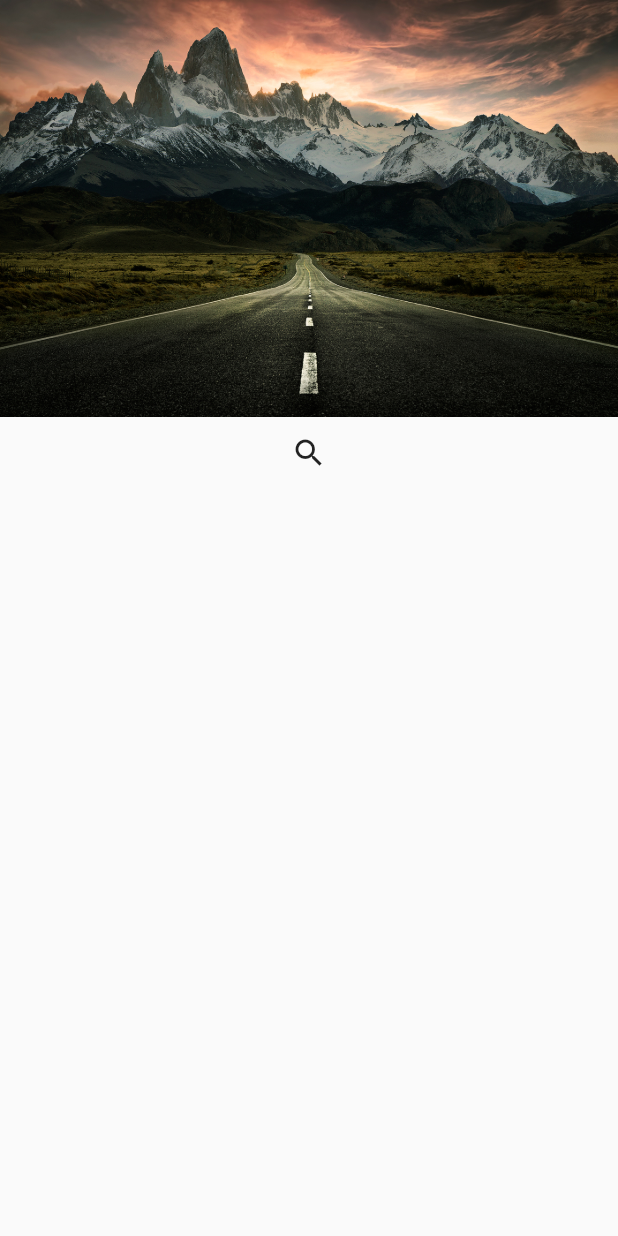
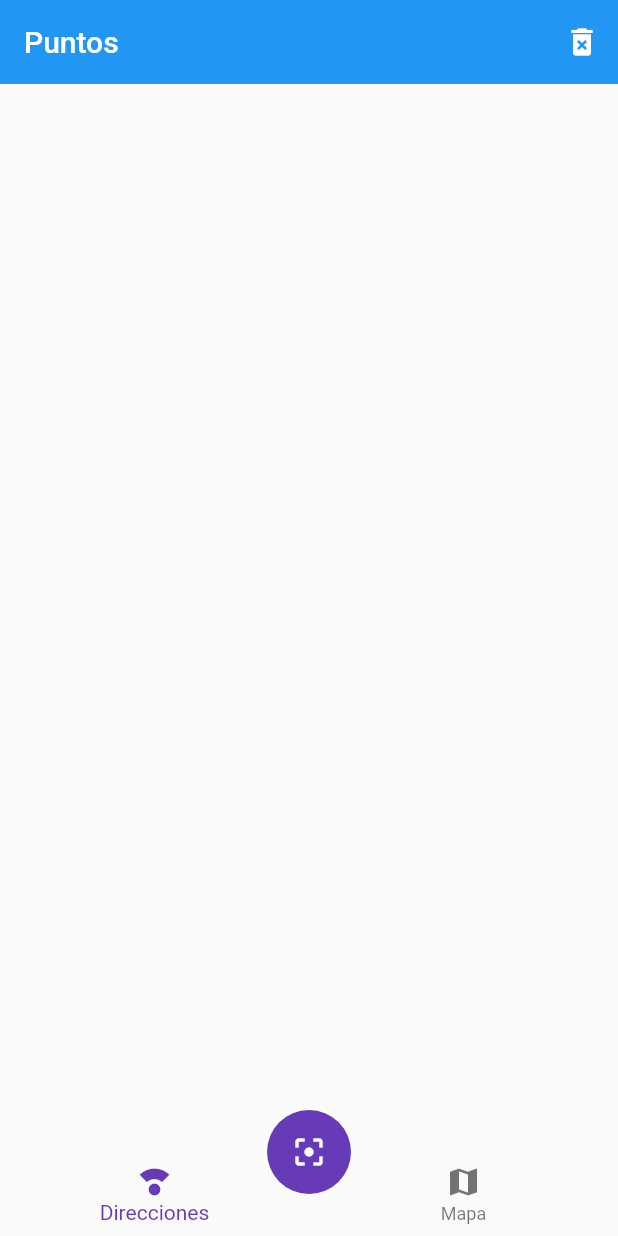
Before and after one commit to claudiomelendres/qr_reader, a Flutter app: the screen it shows after launch, on a phone screen of 412 x 824 dp. Run offline on Flutter 3.47's test engine with Material 2 defaults, Android fonts, the phone set to English and light mode, and no system bars; our stand-ins replace google_maps_flutter, sqflite; missing offline and left inert: flutter_barcode_scanner; accounts and stored records are empty.

Commit message:
key change

```diff
--- a/lib/main.dart
+++ b/lib/main.dart
@@ -19,7 +19,7 @@ class MyApp extends StatelessWidget {
       child: MaterialApp(
         debugShowCheckedModeBanner: false,
         title: 'QR REader',
-        initialRoute: 'caratula',
+        initialRoute: 'home',
         routes: {
           'caratula': (_) => CaratulaPage(),
           'home': (_) => HomePage(),
```
Also changed, not shown: 1 other file.
